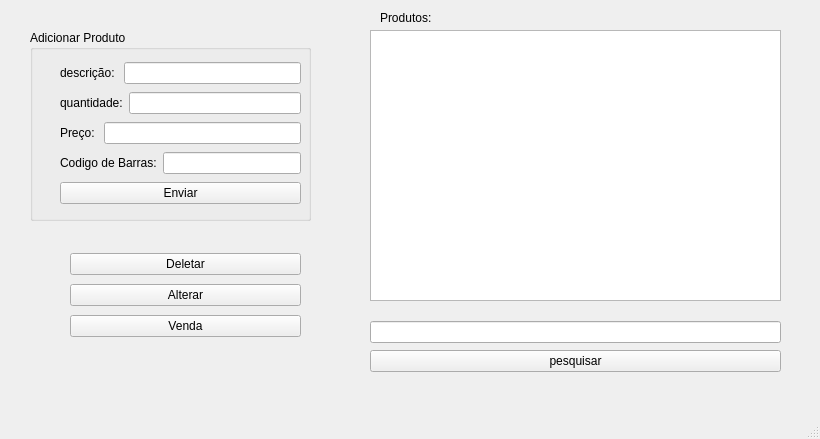
First picture: the form in mainwindow.ui, repository GabR36/QEstoqueLoja, before the edit.
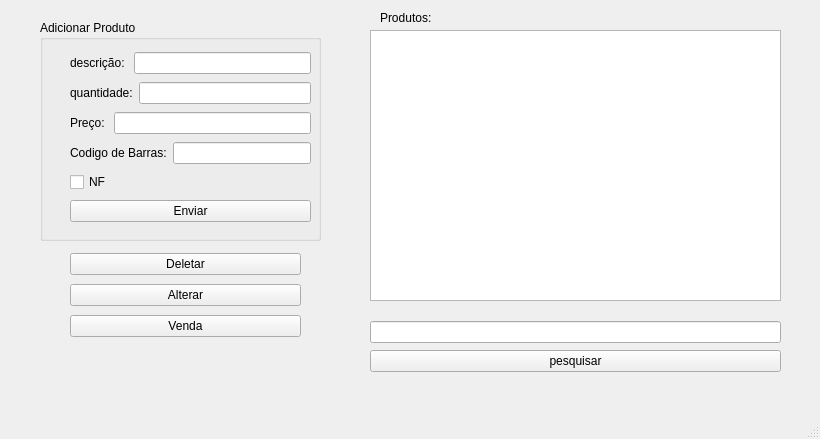
Second picture: the form after the edit.

Commit message: interface checkbox nf alterar e adicionar

The edit to the form file:
```diff
--- a/mainwindow.ui
+++ b/mainwindow.ui
@@ -100,10 +100,10 @@
    <widget class="QGroupBox" name="groupBox">
     <property name="geometry">
      <rect>
-      <x>30</x>
-      <y>30</y>
+      <x>40</x>
+      <y>20</y>
       <width>281</width>
-      <height>191</height>
+      <height>221</height>
      </rect>
     </property>
     <property name="title">
@@ -115,7 +115,7 @@
        <x>30</x>
        <y>30</y>
        <width>241</width>
-       <height>150</height>
+       <height>178</height>
       </rect>
      </property>
      <layout class="QVBoxLayout" name="verticalLayout">
@@ -175,6 +175,16 @@
         </item>
        </layout>
       </item>
+      <item>
+       <widget class="QCheckBox" name="Check_Nf">
+        <property name="text">
+         <string>NF</string>
+        </property>
+        <property name="checked">
+         <bool>false</bool>
+        </property>
+       </widget>
+      </item>
       <item>
        <widget class="QPushButton" name="Btn_Enviar">
         <property name="text">
```
Left out of the diff: 1 changed line with no effect on the pictures. The commit also changes 1 other file.
